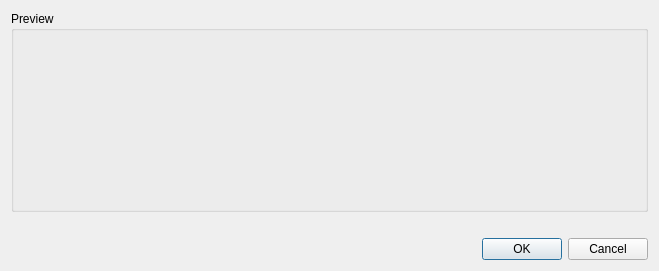
Old version of the form client/libclient/src/ui/dialogs/attach_to_videowall_dialog.ui in the repository networkoptix/nx_open.
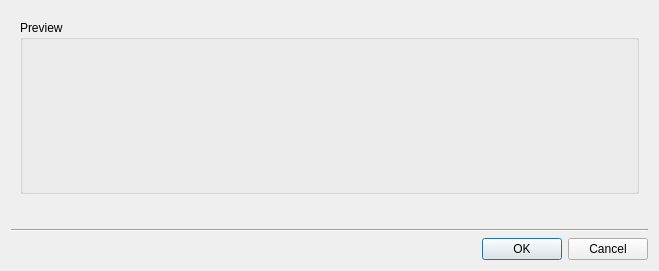
New version of the form. Custom widgets are drawn as their Qt base class.

Commit message:
VMS-2217: Fixed separator lines in many dialogs
<==== Mercurial data ====>
Branch: dev_3.0.0_gui

Diff of the .ui file:
```diff
--- a/client/libclient/src/ui/dialogs/attach_to_videowall_dialog.ui
+++ b/client/libclient/src/ui/dialogs/attach_to_videowall_dialog.ui
@@ -13,7 +13,10 @@
   <property name="windowTitle">
    <string>Attach to Video Wall...</string>
   </property>
-  <layout class="QVBoxLayout" name="verticalLayout" stretch="1,0,0">
+  <layout class="QVBoxLayout" name="verticalLayout">
+   <item>
+    <widget class="QWidget" name="widget" native="true">
+     <layout class="QVBoxLayout" name="verticalLayout_2" stretch="1,0">
    <item>
     <widget class="QGroupBox" name="previewGroupBox">
      <property name="title">
@@ -30,6 +33,16 @@
     <widget class="QLabel" name="licensesLabel">
      <property name="text">
       <string notr="true">&lt;Licenses usage text&gt;</string>
+        </property>
+       </widget>
+      </item>
+     </layout>
+    </widget>
+   </item>
+   <item>
+    <widget class="Line" name="line">
+     <property name="orientation">
+      <enum>Qt::Horizontal</enum>
      </property>
     </widget>
    </item>
```
Lines whose indentation alone changed are shown as unchanged. The commit also changes 30 other files.
